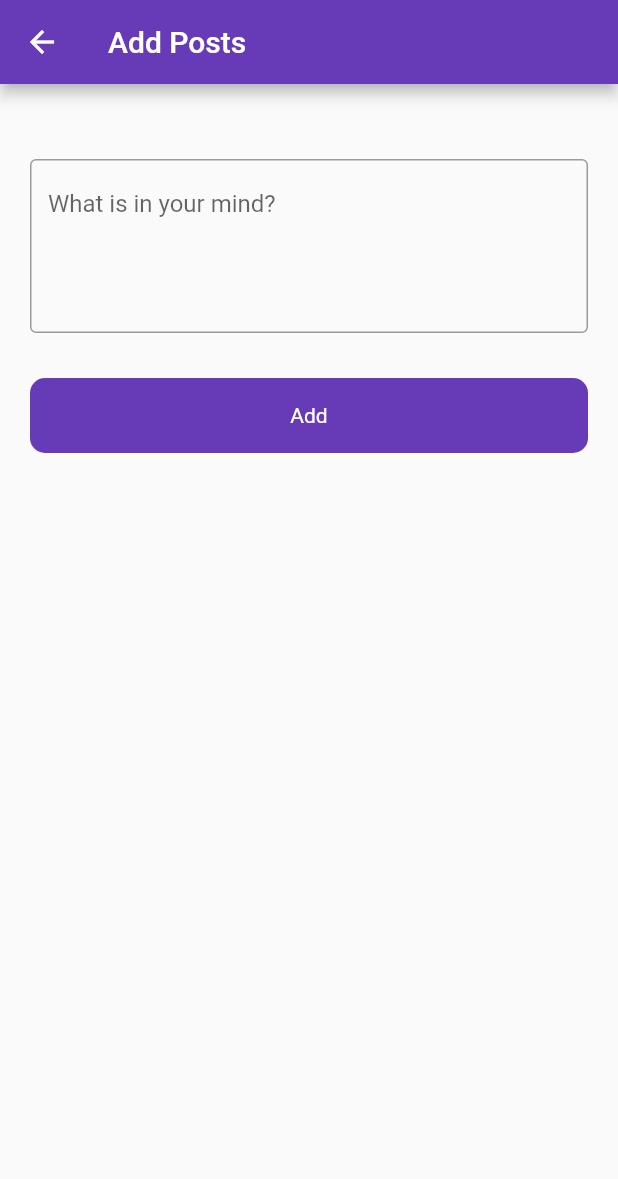
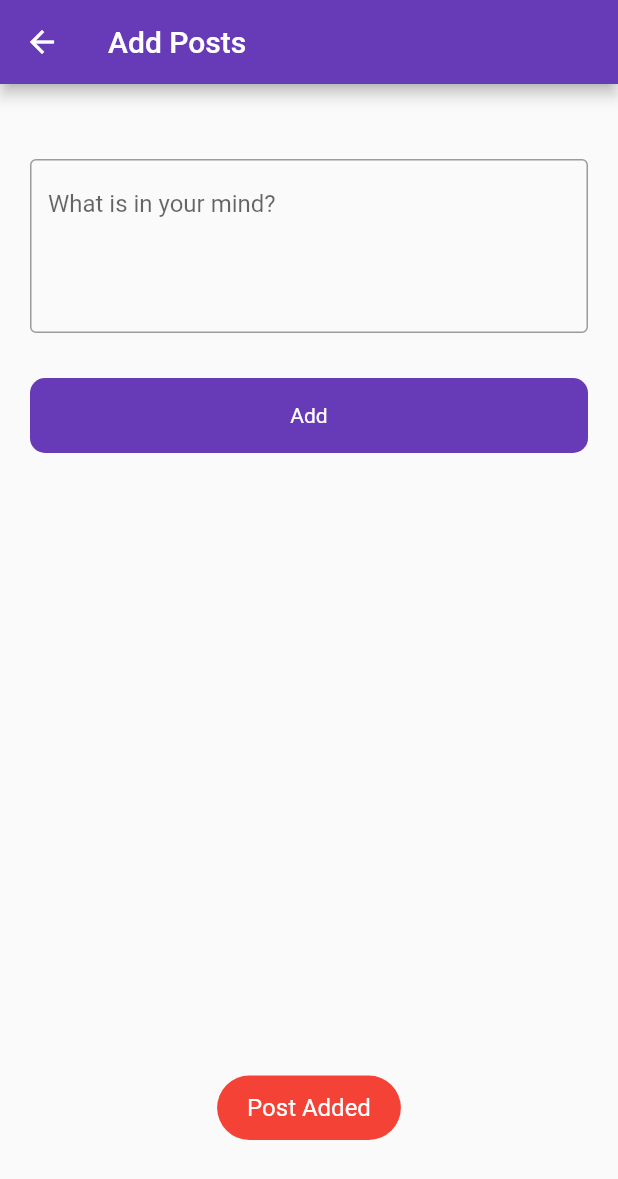
Before and after one commit to Muhammad-Ibrar/Devmaze-Fellowship, a Flutter app: the AddPostScreen screen opened directly, after a tap on "Add", on a phone screen of 412 x 824 dp. Shown: the top 1179 px of the screen. Run offline on Flutter 3.47's test engine with Material 2 defaults, Android fonts, the phone set to English and light mode, and no system bars; our stand-ins replace firebase_auth, firebase_core, firebase_database, fluttertoast; accounts and stored records are empty.

Commit message:
add post updated did some database operation

```diff
--- a/firebase_prac/lib/ui/auth/posts/add_posts.dart
+++ b/firebase_prac/lib/ui/auth/posts/add_posts.dart
@@ -1,3 +1,5 @@
+import 'package:firebase_database/firebase_database.dart';
+import 'package:firebase_prac/utils/utils.dart';
 import 'package:firebase_prac/widgets/round_button.dart';
 import 'package:flutter/material.dart';
 
@@ -10,6 +12,11 @@ class AddPostScreen extends StatefulWidget {
 }
 
 class _AddPostScreenState extends State<AddPostScreen> {
+
+  final postController = TextEditingController();
+  bool loading = false;
+  final databaseRef = FirebaseDatabase.instance.ref('post');
+
   @override
   Widget build(BuildContext context) {
     return Scaffold(
@@ -26,6 +33,7 @@ class _AddPostScreenState extends State<AddPostScreen> {
 
             TextFormField(
               maxLines: 4,
+              controller: postController,
               decoration:const InputDecoration(
                 hintText: 'What is in your mind?',
                 border: OutlineInputBorder()
@@ -37,8 +45,26 @@ class _AddPostScreenState extends State<AddPostScreen> {
             ),
             RoundButton(
                 title: 'Add',
+                loading : loading,
                 onTap: (){
+                  setState(() {
+                    loading = true;
+                  });
+                  databaseRef.child(DateTime.now().microsecondsSinceEpoch.toString()).child('Sub Child').set({
+                    'id' : DateTime.now().microsecondsSinceEpoch.toString(),
+                    'title' :postController.text.toString()
+                  }).then((value){
 
+                    Utils().ToastMessage('Post Added');
+                    setState(() {
+                      loading = false;
+                    });
+                  }).onError((error, stackTrace){
+                    Utils().ToastMessage(error.toString());
+                    setState(() {
+                      loading = false;
+                    });
+                  });
                 }
             ),
 
```
